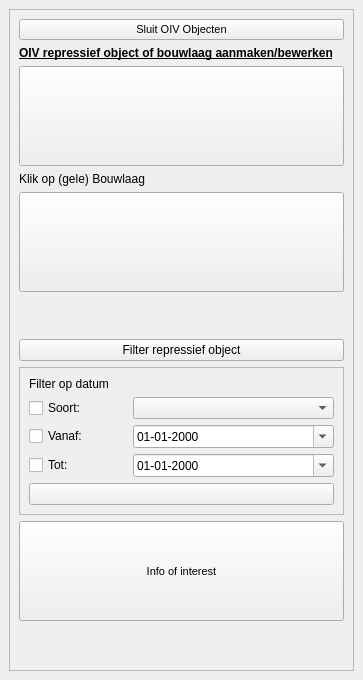
First picture: the form in plugin/oiv/oiv_base_widget.ui, repository OIV-NL-QGIS/QGIS_project, before the edit.
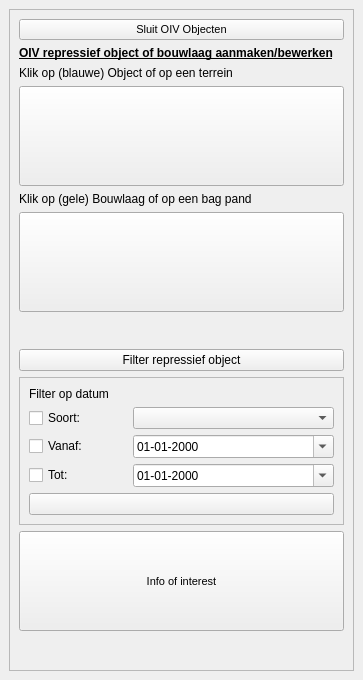
Second picture: the form after the edit. Icons and pictures are not drawn.

What changed in the file:
```diff
--- a/plugin/oiv/oiv_base_widget.ui
+++ b/plugin/oiv/oiv_base_widget.ui
@@ -76,6 +76,13 @@
             </property>
            </widget>
           </item>
+          <item>
+           <widget class="QLabel" name="label_object">
+            <property name="text">
+             <string>Klik op (blauwe) Object of op een terrein</string>
+            </property>
+           </widget>
+          </item>
           <item>
            <widget class="QPushButton" name="identify_gebouw">
             <property name="sizePolicy">
@@ -108,7 +115,7 @@
           <item>
            <widget class="QLabel" name="label_3">
             <property name="text">
-             <string>Klik op (gele) Bouwlaag</string>
+             <string>Klik op (gele) Bouwlaag of op een bag pand</string>
             </property>
            </widget>
           </item>
```
Left out of the diff: 8 changed lines with no effect on the pictures.
